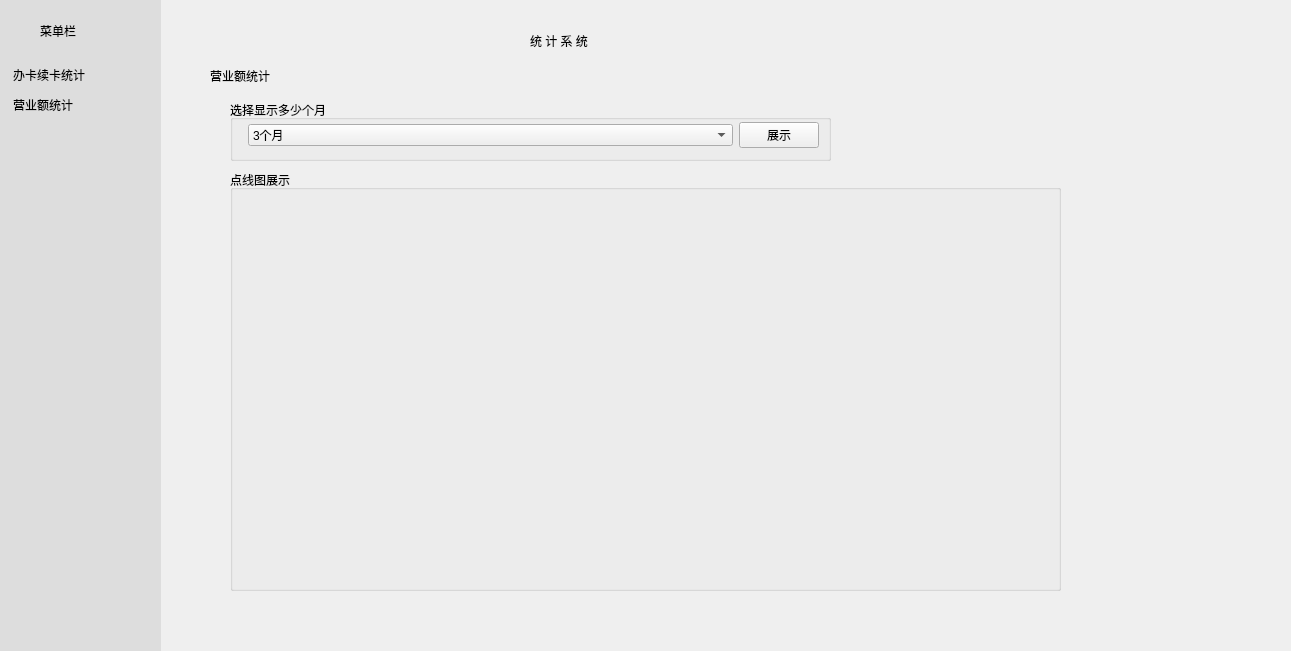
Holy-Shine/Acrotest, file SummarySystem/sumSys.ui: the form before one commit.
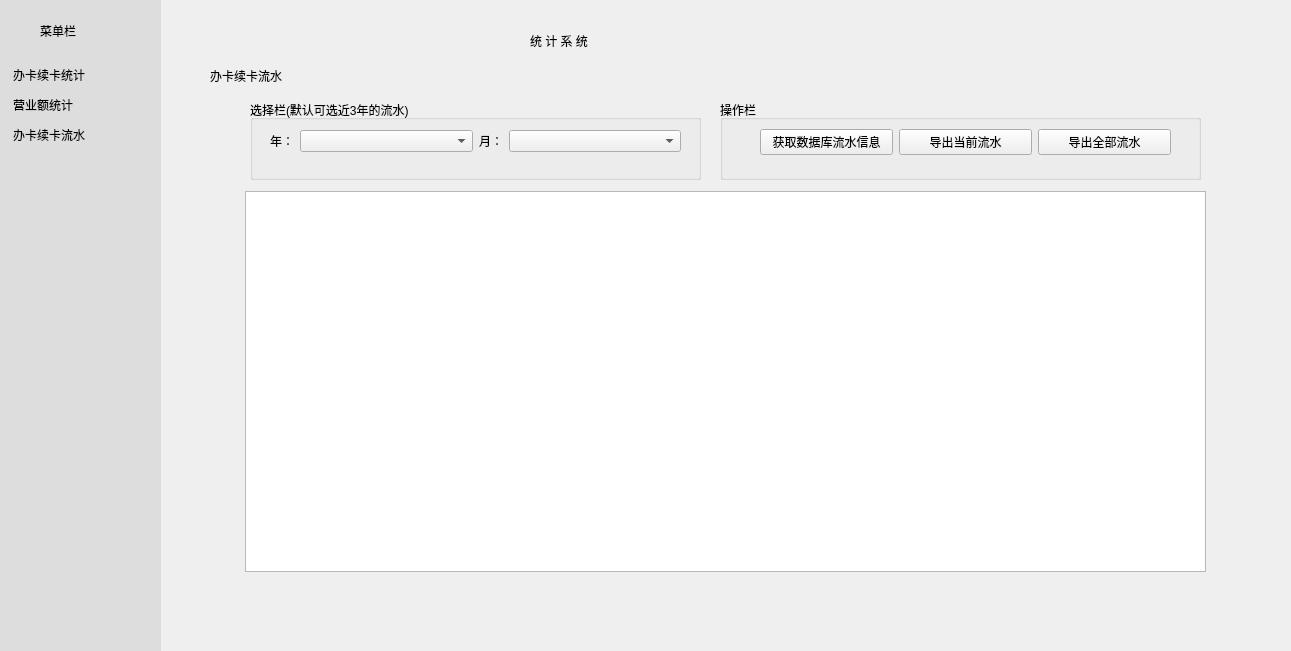
The form after the commit. Icons and pictures are not drawn.

Patch:
```diff
--- a/SummarySystem/sumSys.ui
+++ b/SummarySystem/sumSys.ui
@@ -83,6 +83,15 @@
        <normaloff>resource/money.svg</normaloff>resource/money.svg</iconset>
      </property>
     </item>
+    <item>
+     <property name="text">
+      <string>办卡续卡流水</string>
+     </property>
+     <property name="icon">
+      <iconset>
+       <normaloff>resource/fluid.svg</normaloff>resource/fluid.svg</iconset>
+     </property>
+    </item>
    </widget>
    <widget class="QLabel" name="label_13">
     <property name="geometry">
@@ -111,7 +120,7 @@
     </rect>
    </property>
    <property name="currentIndex">
-    <number>1</number>
+    <number>2</number>
    </property>
    <widget class="QWidget" name="page">
     <widget class="QLabel" name="label_3">
@@ -168,7 +177,7 @@
      <property name="title">
       <string>选择展示的年月</string>
      </property>
-     <widget class="QWidget" name="">
+     <widget class="QWidget" name="layoutWidget">
       <property name="geometry">
        <rect>
         <x>10</x>
@@ -429,6 +438,125 @@
      </widget>
     </widget>
    </widget>
+   <widget class="QWidget" name="page_3">
+    <widget class="QGroupBox" name="groupBox_2">
+     <property name="geometry">
+      <rect>
+       <x>50</x>
+       <y>40</y>
+       <width>451</width>
+       <height>80</height>
+      </rect>
+     </property>
+     <property name="title">
+      <string>选择栏(默认可选近3年的流水)</string>
+     </property>
+     <widget class="QWidget" name="">
+      <property name="geometry">
+       <rect>
+        <x>20</x>
+        <y>30</y>
+        <width>411</width>
+        <height>23</height>
+       </rect>
+      </property>
+      <layout class="QGridLayout" name="gridLayout_2" columnstretch="0,1,0,1">
+       <item row="0" column="0">
+        <widget class="QLabel" name="label_5">
+         <property name="text">
+          <string>年：</string>
+         </property>
+        </widget>
+       </item>
+       <item row="0" column="1">
+        <widget class="QComboBox" name="cb_fluid_year"/>
+       </item>
+       <item row="0" column="2">
+        <widget class="QLabel" name="label_6">
+         <property name="text">
+          <string>月：</string>
+         </property>
+        </widget>
+       </item>
+       <item row="0" column="3">
+        <widget class="QComboBox" name="cb_fluid_month"/>
+       </item>
+      </layout>
+     </widget>
+    </widget>
+    <widget class="QTableView" name="tv_fluid">
+     <property name="geometry">
+      <rect>
+       <x>45</x>
+       <y>131</y>
+       <width>961</width>
+       <height>381</height>
+      </rect>
+     </property>
+    </widget>
+    <widget class="QGroupBox" name="groupBox_3">
+     <property name="geometry">
+      <rect>
+       <x>520</x>
+       <y>40</y>
+       <width>481</width>
+       <height>80</height>
+      </rect>
+     </property>
+     <property name="title">
+      <string>操作栏</string>
+     </property>
+     <widget class="QWidget" name="">
+      <property name="geometry">
+       <rect>
+        <x>40</x>
+        <y>17</y>
+        <width>411</width>
+        <height>51</height>
+       </rect>
+      </property>
+      <layout class="QGridLayout" name="gridLayout_3">
+       <item row="0" column="1">
+        <widget class="QPushButton" name="btn_fluid_excrt">
+         <property name="text">
+          <string>导出当前流水</string>
+         </property>
+        </widget>
+       </item>
+       <item row="0" column="2">
+        <widget class="QPushButton" name="btn_fluid_expall">
+         <property name="text">
+          <string>导出全部流水</string>
+         </property>
+        </widget>
+       </item>
+       <item row="0" column="0">
+        <widget class="QPushButton" name="btn_fluid_getDB">
+         <property name="text">
+          <string>获取数据库流水信息</string>
+         </property>
+        </widget>
+       </item>
+      </layout>
+     </widget>
+    </widget>
+    <widget class="QLabel" name="label_7">
+     <property name="geometry">
+      <rect>
+       <x>10</x>
+       <y>0</y>
+       <width>141</width>
+       <height>31</height>
+      </rect>
+     </property>
+     <property name="styleSheet">
+      <string notr="true">font: 75 14pt &quot;黑体&quot;;</string>
+     </property>
+     <property name="text">
+      <string>办卡续卡流水</string>
+     </property>
+    </widget>
+   </widget>
   </widget>
   <widget class="QLabel" name="lb_head">
    <property name="geometry">
```
Left out of the diff: 2 changed lines with no effect on the pictures.
